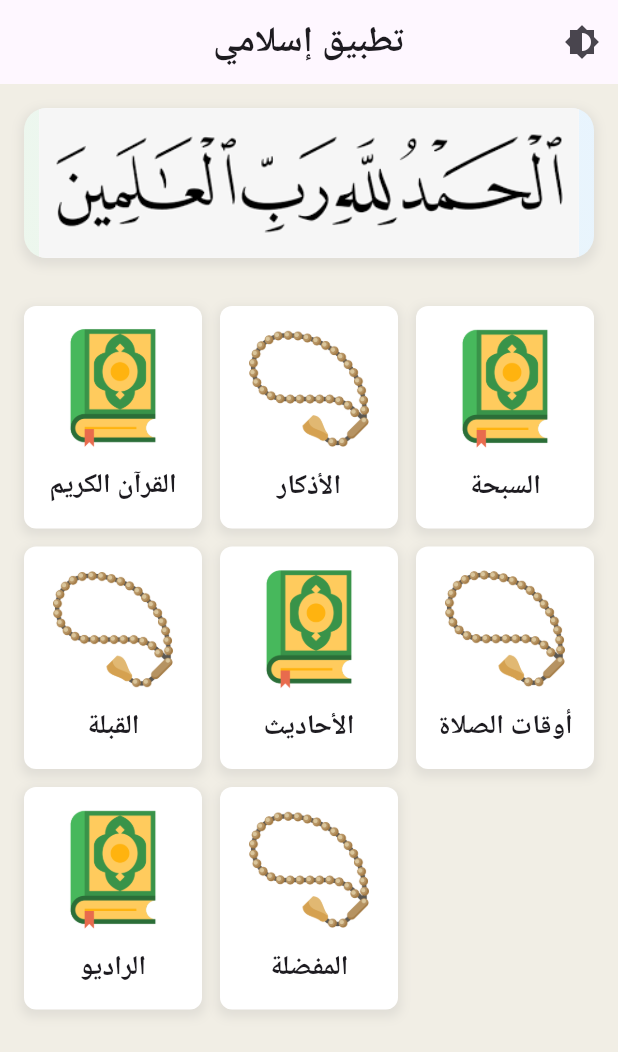
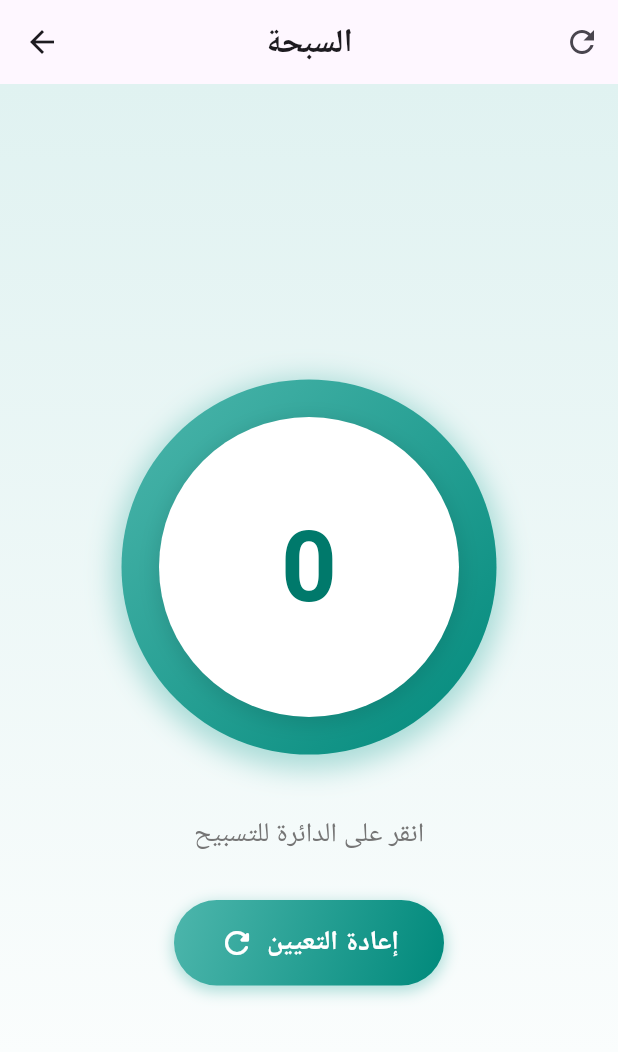
Before and after one commit to Elgammal1299/IslamiApp, a Flutter app: the screen it shows after launch, after a tap on "السبحة", on a phone screen of 412 x 824 dp. Shown: the top 1052 px of the screen. Run offline on Flutter 3.47's test engine with Material 3 defaults, Android fonts, the light colour scheme and no system bars; our stand-ins replace audioplayers, bloc, dartz, dio, flutter_bloc, retrofit and 3 more; missing offline and left inert: easy_container; generated files the repository leaves out were written again.

Commit message:
create a SebhaPage

```diff
--- a/lib/feature/home/data/model/home_model.dart
+++ b/lib/feature/home/data/model/home_model.dart
@@ -1,4 +1,6 @@
 import 'package:islami_app/feature/botton_nav_bar/ui/view/bottom_navbar_page.dart';
+import 'package:islami_app/feature/home/ui/view/azkar_page.dart';
+import 'package:islami_app/feature/home/ui/view/sebha_page.dart';
 
 class HomeItemModel {
   final String name;
@@ -22,13 +24,14 @@ class HomeItemModel {
     HomeItemModel(
       name: "الأذكار",
       image: "assets/images/beads.png",
-      route: "/azkar",
+      route: AzkarPage.routeName,
+
     ),
     HomeItemModel(
       name: "السبحة",
-            image: "assets/images/quran.png",
+            image: "assets/images/beads.png",
 
-      route: "/sebha",
+      route: SebhaPage.routeName,
     ),
     HomeItemModel(
       name: "القبلة",
--- /dev/null
+++ b/lib/feature/home/ui/view/sebha_page.dart
@@ -0,0 +1,220 @@
+import 'package:flutter/material.dart';
+import 'dart:math' as math;
+
+class SebhaPage extends StatefulWidget {
+  static String routeName = "/SebhaScreen";
+  const SebhaPage({super.key});
+
+  @override
+  State<SebhaPage> createState() => _SebhaPageState();
+}
+
+class _SebhaPageState extends State<SebhaPage>
+    with SingleTickerProviderStateMixin {
+  int _counter = 0;
+  late AnimationController _controller;
+  late Animation<double> _animation;
+
+  @override
+  void initState() {
+    super.initState();
+    _controller = AnimationController(
+      duration: const Duration(milliseconds: 300),
+      vsync: this,
+    );
+
+    _animation = Tween<double>(
+      begin: 0,
+      end: 0.08,
+    ).animate(CurvedAnimation(
+      parent: _controller,
+      curve: Curves.easeInOut,
+    ));
+
+    _controller.addStatusListener((status) {
+      if (status == AnimationStatus.completed) {
+        _controller.reverse();
+      }
+    });
+  }
+
+  void _incrementCounter() {
+    setState(() {
+      _counter++;
+      _controller.forward(from: 0.0);
+    });
+  }
+
+  void _resetCounter() {
+    setState(() {
+      _counter = 0;
+    });
+  }
+
+  @override
+  void dispose() {
+    _controller.dispose();
+    super.dispose();
+  }
+
+  @override
+  Widget build(BuildContext context) {
+    return Scaffold(
+      appBar: AppBar(
+        title: const Text(
+          "السبحة",
+          style: TextStyle(fontWeight: FontWeight.bold),
+        ),
+        centerTitle: true,
+        actions: [
+          IconButton(
+            icon: const Icon(Icons.refresh),
+            onPressed: _resetCounter,
+          ),
+        ],
+      ),
+      body: Container(
+        decoration: BoxDecoration(
+          gradient: LinearGradient(
+            begin: Alignment.topCenter,
+            end: Alignment.bottomCenter,
+            colors: [
+              Colors.teal.shade50,
+              Colors.white,
+            ],
+          ),
+        ),
+        child: Center(
+          child: Column(
+            mainAxisAlignment: MainAxisAlignment.center,
+            children: [
+
+              const SizedBox(height: 30),
+              // دائرة السبحة الرئيسية
+              GestureDetector(
+                onTap: _incrementCounter,
+                child: AnimatedBuilder(
+                  animation: _animation,
+                  builder: (context, child) {
+                    return Transform.rotate(
+                      angle: _animation.value * 2 * math.pi,
+                      child: Container(
+                        width: 250,
+                        height: 250,
+                        decoration: BoxDecoration(
+                          shape: BoxShape.circle,
+                          gradient: LinearGradient(
+                            begin: Alignment.topLeft,
+                            end: Alignment.bottomRight,
+                            colors: [
+                              Colors.teal.shade300,
+                              Colors.teal.shade600,
+                            ],
+                          ),
+                          boxShadow: [
+                            BoxShadow(
+                              color: Colors.teal.withOpacity(0.3),
+                              spreadRadius: 5,
+                              blurRadius: 15,
+                              offset: const Offset(0, 5),
+                            ),
+                          ],
+                        ),
+                        child: Center(
+                          child: Container(
+                            width: 200,
+                            height: 200,
+                            decoration: BoxDecoration(
+                              shape: BoxShape.circle,
+                              color: Colors.white,
+                              boxShadow: [
+                                BoxShadow(
+                                  color: Colors.black.withOpacity(0.1),
+                                  spreadRadius: 2,
+                                  blurRadius: 10,
+                                  offset: const Offset(0, 3),
+                                ),
+                              ],
+                            ),
+                            child: Center(
+                              child: Text(
+                                _counter.toString(),
+                                style: TextStyle(
+                                  fontSize: 65,
+                                  fontWeight: FontWeight.bold,
+                                  color: Colors.teal.shade700,
+                                ),
+                              ),
+                            ),
+                          ),
+                        ),
+                      ),
+                    );
+                  },
+                ),
+              ),
+              const SizedBox(height: 40),
+              // نص إرشادي
+              Text(
+                "انقر على الدائرة للتسبيح",
+                style: TextStyle(
+                  fontSize: 18,
+                  color: Colors.grey.shade600,
+                  fontWeight: FontWeight.w500,
+                ),
+              ),
+              // بعد النص الإرشادي أضف:
+const SizedBox(height: 30),
+// زر إعادة التعيين
+GestureDetector(
+  onTap: _resetCounter,
+  child: Container(
+    padding: const EdgeInsets.symmetric(horizontal: 30, vertical: 15),
+    decoration: BoxDecoration(
+      gradient: LinearGradient(
+        begin: Alignment.topLeft,
+        end: Alignment.bottomRight,
+        colors: [
+          Colors.teal.shade300,
+          Colors.teal.shade600,
+        ],
+      ),
+      borderRadius: BorderRadius.circular(30),
+      boxShadow: [
+        BoxShadow(
+          color: Colors.teal.withOpacity(0.3),
+          spreadRadius: 1,
+          blurRadius: 8,
+          offset: const Offset(0, 3),
+        ),
+      ],
+    ),
+    child: Row(
+      mainAxisSize: MainAxisSize.min,
+      children: [
+        Icon(
+          Icons.refresh_rounded,
+          color: Colors.white,
+          size: 24,
+        ),
+        const SizedBox(width: 8),
+        Text(
+          "إعادة التعيين",
+          style: TextStyle(
+            color: Colors.white,
+            fontSize: 18,
+            fontWeight: FontWeight.bold,
+          ),
+        ),
+      ],
+    ),
+  ),
+),
+
+            ],
+          ),
+        ),
+      ),
+    );
+  }
+}
--- a/lib/feature/home/ui/view/widget/home_item_card.dart
+++ b/lib/feature/home/ui/view/widget/home_item_card.dart
@@ -14,7 +14,7 @@ class HomeItemCard extends StatelessWidget {
   Widget build(BuildContext context) {
     return GestureDetector(
       onTap: () {
-                            Navigator.pushNamed(context, item.route);
+         Navigator.pushNamed(context, item.route);
 
       },
       child: Container(
--- a/lib/main.dart
+++ b/lib/main.dart
@@ -9,6 +9,8 @@ import 'package:islami_app/feature/botton_nav_bar/ui/view/bottom_navbar_page.dar
 import 'package:islami_app/feature/home/ui/view/home_screen.dart';
 import 'package:islami_app/feature/botton_nav_bar/ui/view_model/surah/surah_cubit.dart';
 import 'package:islami_app/feature/botton_nav_bar/ui/view_model/tafsir_cubit/tafsir_cubit.dart';
+import 'package:islami_app/feature/home/ui/view/azkar_page.dart';
+import 'package:islami_app/feature/home/ui/view/sebha_page.dart';
 import 'package:shared_preferences/shared_preferences.dart';
 
 void main() async {
@@ -48,6 +50,8 @@ class MyApp extends StatelessWidget {
         routes: {
     HomeScreen.routeName: (context) => const HomeScreen(),
     BottomNavbarPage.routeName: (context) => const BottomNavbarPage(),
+    AzkarPage.routeName: (context) => const AzkarPage(),
+    SebhaPage.routeName: (context) => const SebhaPage(),
   },
       ),
     );
```
Also changed, not shown: lib/feature/home/ui/view/azkar_page.dart (added, +237 -0 lines).
